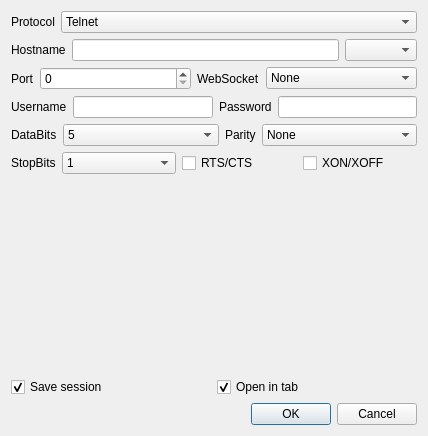
Old version of the form src/quickconnectwindow/quickconnectwindow.ui in the repository QQxiaoming/quardCRT.
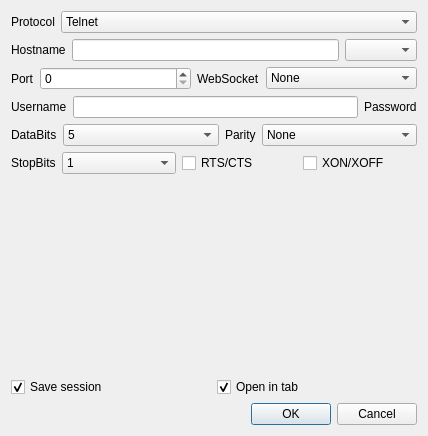
New version of the form.

Commit message: src:Add support for password input field visibility toggle

Patch:
```diff
--- a/src/quickconnectwindow/quickconnectwindow.ui
+++ b/src/quickconnectwindow/quickconnectwindow.ui
@@ -167,13 +167,6 @@
          </property>
         </widget>
        </item>
-       <item>
-        <widget class="QLineEdit" name="lineEditPassword">
-         <property name="echoMode">
-          <enum>QLineEdit::Password</enum>
-         </property>
-        </widget>
-       </item>
       </layout>
      </item>
      <item>
```
The commit also changes 11 other files.
